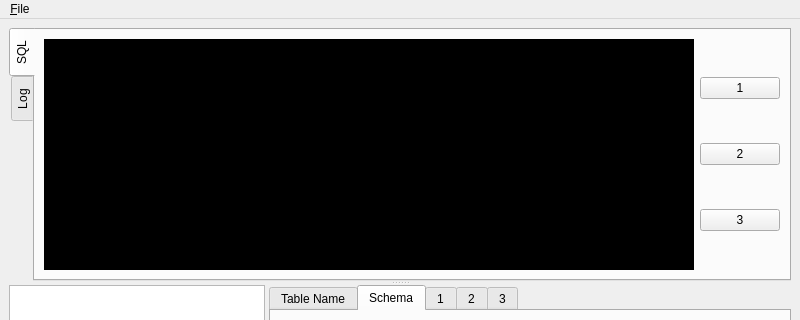
Before: the Qt Designer form database_dossier/ui/main_window.ui in nshiell/database-dossier, drawn with Qt 5; both pictures show x 0 to 800 and y 0 to 320 of the 800 by 600 pixel window.
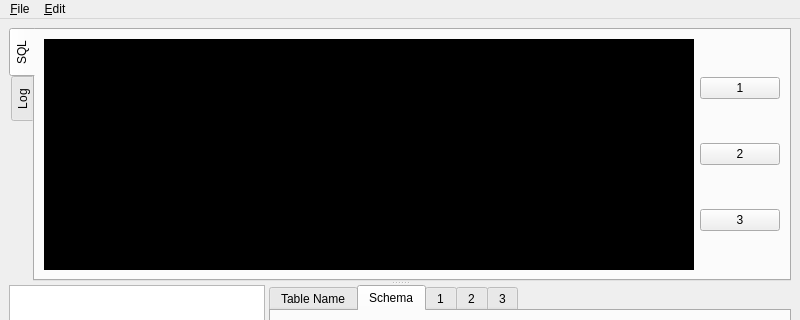
After: the same form once the commit is applied.

Commit message: Use new undo/redo and create menu items for it

What changed in the file:
```diff
--- a/database_dossier/ui/main_window.ui
+++ b/database_dossier/ui/main_window.ui
@@ -274,7 +274,15 @@
     <addaction name="create_connection"/>
     <addaction name="quit"/>
    </widget>
+   <widget class="QMenu" name="menu_Edit">
+    <property name="title">
+     <string>&amp;Edit</string>
+    </property>
+    <addaction name="action_undo"/>
+    <addaction name="action_redo"/>
+   </widget>
    <addaction name="menu_File"/>
+   <addaction name="menu_Edit"/>
   </widget>
   <widget class="QStatusBar" name="statusbar"/>
   <action name="create_connection">
```
Left out of the diff: 16 changed lines with no effect on the pictures. The commit also changes 1 other file.
